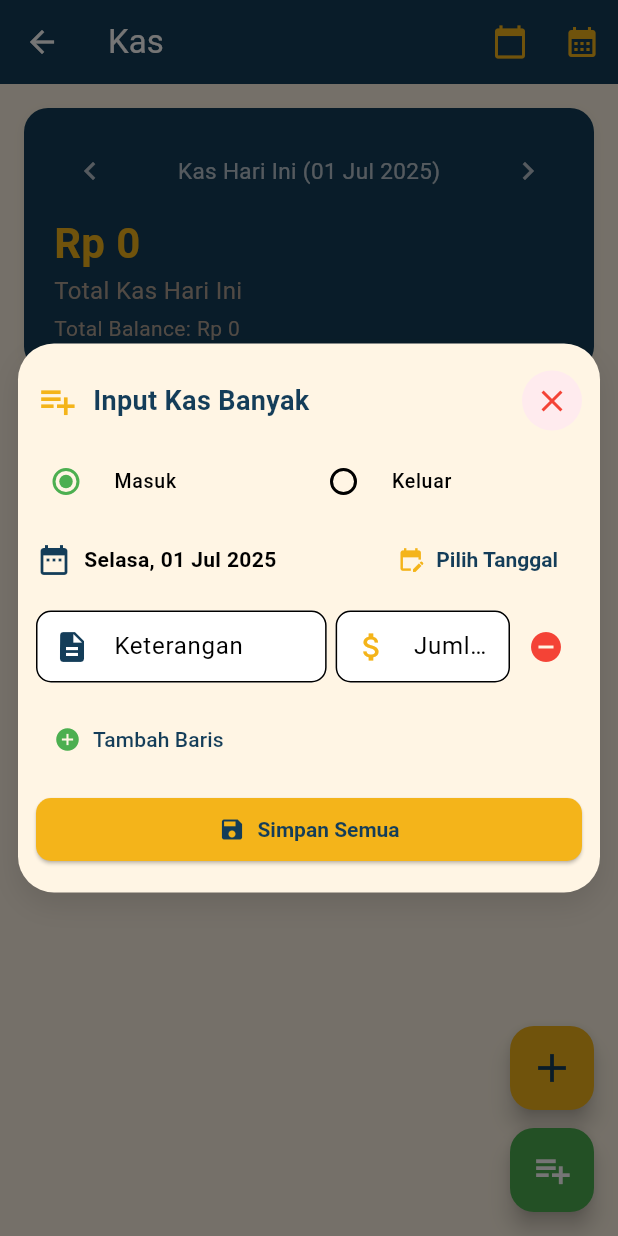
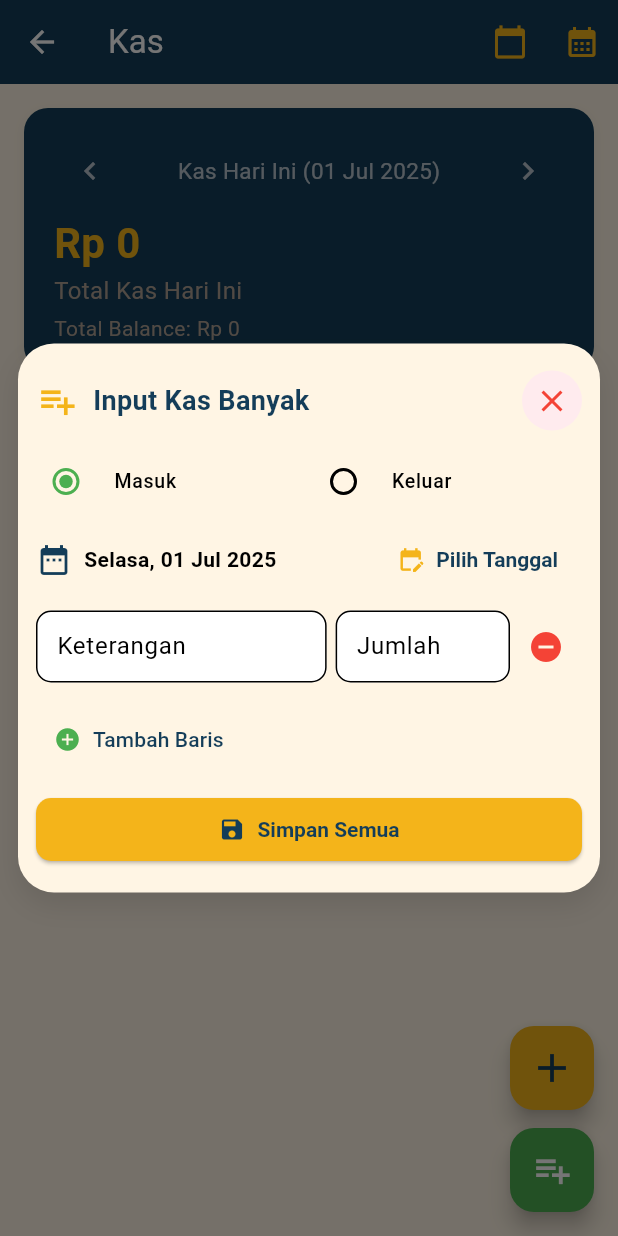
Before and after one commit to deka0305/catatan_simpel, a Flutter app: the KasPage screen opened directly, after a tap on the "playlist add" icon, on a phone screen of 412 x 824 dp. Run offline on Flutter 3.47's test engine with Material 3 defaults, Android fonts, the light colour scheme and no system bars; our stand-ins replace share_plus, sqflite; accounts and stored records are empty.

Commit message:
Remove prefix icons from input fields in KasPage for a cleaner UI

```diff
--- a/lib/kas_page.dart
+++ b/lib/kas_page.dart
@@ -430,7 +430,6 @@
                                   controller: keteranganControllers[i],
                                   decoration: InputDecoration(
                                     labelText: 'Keterangan',
-                                    prefixIcon: const Icon(Icons.description, color: Color(0xFF143D59)),
                                     border: OutlineInputBorder(borderRadius: BorderRadius.circular(10)),
                                     filled: true,
                                     fillColor: Colors.white,
@@ -449,7 +448,6 @@
                                   keyboardType: TextInputType.number,
                                   decoration: InputDecoration(
                                     labelText: 'Jumlah',
-                                    prefixIcon: const Icon(Icons.attach_money, color: Color(0xFFF4B41A)),
                                     border: OutlineInputBorder(borderRadius: BorderRadius.circular(10)),
                                     filled: true,
                                     fillColor: Colors.white,
```
